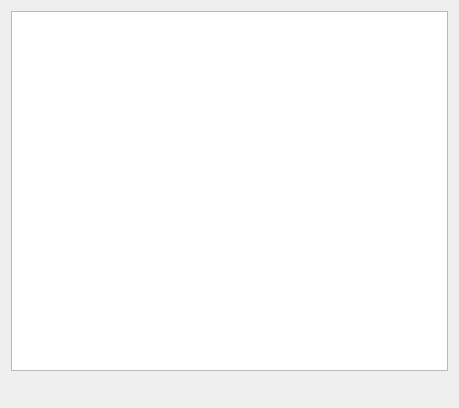
Terrabits/PAE, file core/stagelistwidget.ui: the form before one commit.
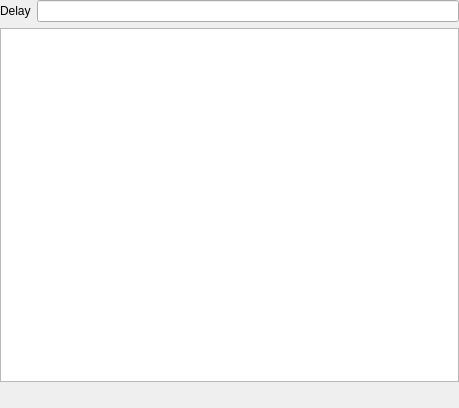
The form after the commit. Custom widgets are drawn as their Qt base class.

Diff of the .ui file:
```diff
--- a/core/stagelistwidget.ui
+++ b/core/stagelistwidget.ui
@@ -13,7 +13,47 @@
   <property name="windowTitle">
    <string>Form</string>
   </property>
-  <layout class="QVBoxLayout" name="verticalLayout" stretch="0,0">
+  <layout class="QVBoxLayout" name="verticalLayout" stretch="0,0,0">
+   <property name="leftMargin">
+    <number>0</number>
+   </property>
+   <property name="topMargin">
+    <number>0</number>
+   </property>
+   <property name="rightMargin">
+    <number>0</number>
+   </property>
+   <property name="bottomMargin">
+    <number>0</number>
+   </property>
+   <item>
+    <widget class="QWidget" name="delayBox" native="true">
+     <layout class="QGridLayout" name="gridLayout">
+      <property name="leftMargin">
+       <number>0</number>
+      </property>
+      <property name="topMargin">
+       <number>0</number>
+      </property>
+      <property name="rightMargin">
+       <number>0</number>
+      </property>
+      <property name="bottomMargin">
+       <number>0</number>
+      </property>
+      <item row="0" column="0">
+       <widget class="QLabel" name="delayLabel">
+        <property name="text">
+         <string>Delay</string>
+        </property>
+       </widget>
+      </item>
+      <item row="0" column="1">
+       <widget class="RsaToolbox::DoubleEdit" name="delay"/>
+      </item>
+     </layout>
+    </widget>
+   </item>
    <item>
     <widget class="QTableView" name="stages">
      <property name="sizeAdjustPolicy">
@@ -35,7 +75,7 @@
       <enum>QAbstractItemView::SelectRows</enum>
      </property>
      <attribute name="horizontalHeaderVisible">
-      <bool>true</bool>
+      <bool>false</bool>
      </attribute>
      <attribute name="horizontalHeaderStretchLastSection">
       <bool>true</bool>
@@ -92,6 +132,11 @@
    <header>ListPanel.h</header>
    <container>1</container>
   </customwidget>
+  <customwidget>
+   <class>RsaToolbox::DoubleEdit</class>
+   <extends>QLineEdit</extends>
+   <header>DoubleEdit.h</header>
+  </customwidget>
  </customwidgets>
  <tabstops>
   <tabstop>stages</tabstop>
```
Left out of the diff: 5 changed lines with no effect on the pictures.
